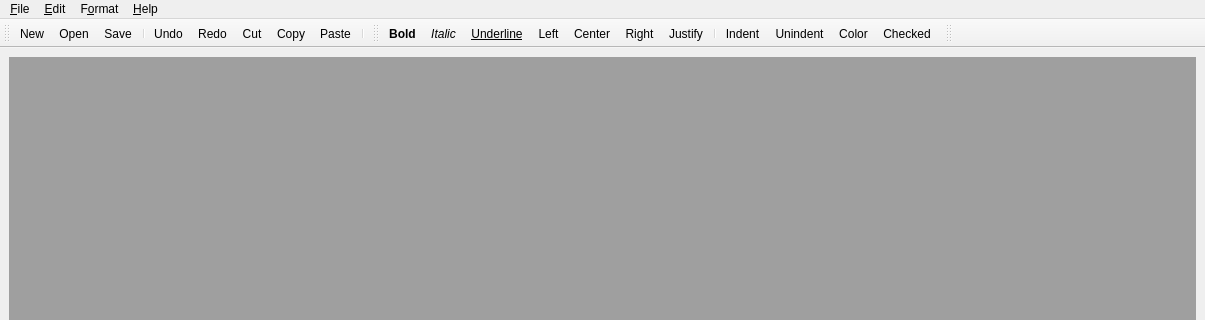
Qt form src/mainwindow.ui (coolshou/htmledit) before a commit; both pictures show x 0 to 1205 and y 0 to 320 of the 1205 by 600 pixel window.
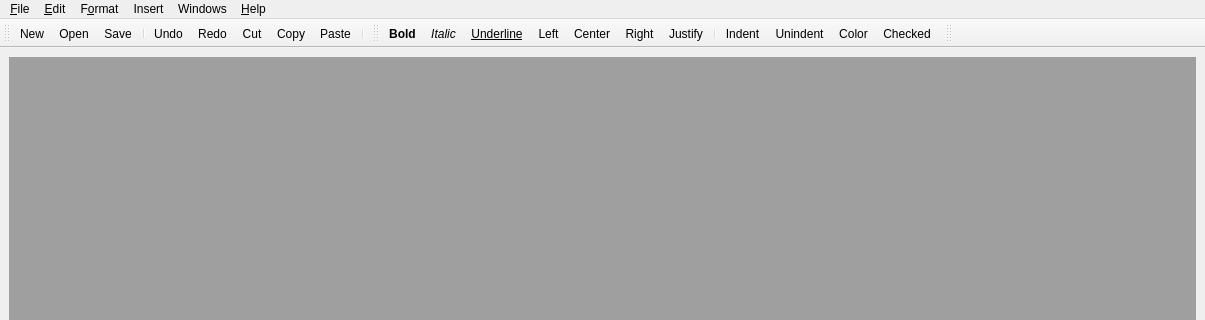
The same form after that commit. Icons and pictures are not drawn.

Patch:
```diff
--- a/src/mainwindow.ui
+++ b/src/mainwindow.ui
@@ -26,7 +26,7 @@
      <x>0</x>
      <y>0</y>
      <width>1205</width>
-     <height>29</height>
+     <height>23</height>
     </rect>
    </property>
    <widget class="QMenu" name="menuFile">
@@ -80,9 +80,22 @@
     </property>
     <addaction name="actionAbout"/>
    </widget>
+   <widget class="QMenu" name="menuWindows">
+    <property name="title">
+     <string>Windows</string>
+    </property>
+   </widget>
+   <widget class="QMenu" name="menuInsert">
+    <property name="title">
+     <string>Insert</string>
+    </property>
+    <addaction name="actionTable"/>
+   </widget>
    <addaction name="menuFile"/>
    <addaction name="menuEdit"/>
    <addaction name="menuformat"/>
+   <addaction name="menuInsert"/>
+   <addaction name="menuWindows"/>
    <addaction name="menuHelp"/>
   </widget>
   <widget class="QStatusBar" name="statusbar"/>
```
Left out of the diff: 111 changed lines with no effect on the pictures.
